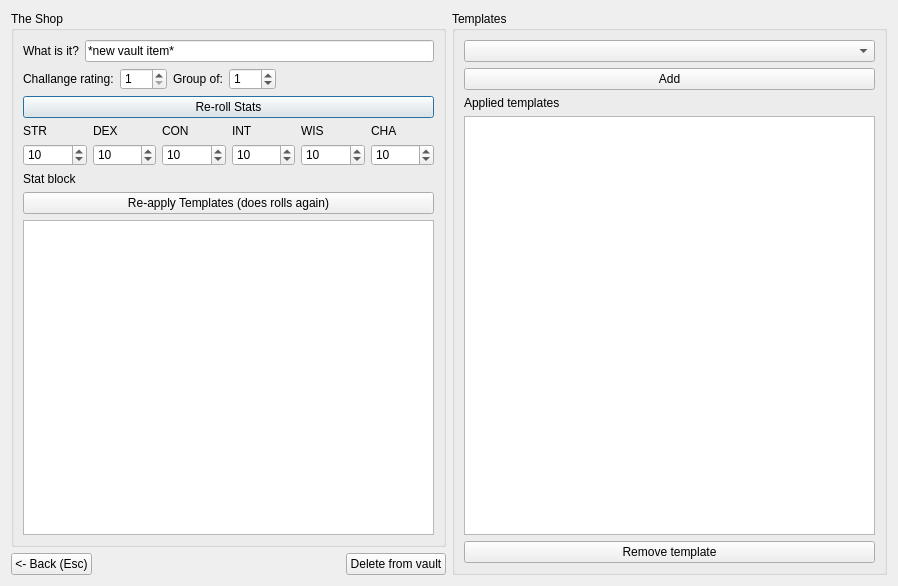
Above: ui_files/TheShop_Dialog.ui from nogasgofast/Adventure_Wrench before the change. Below: the same form after it.
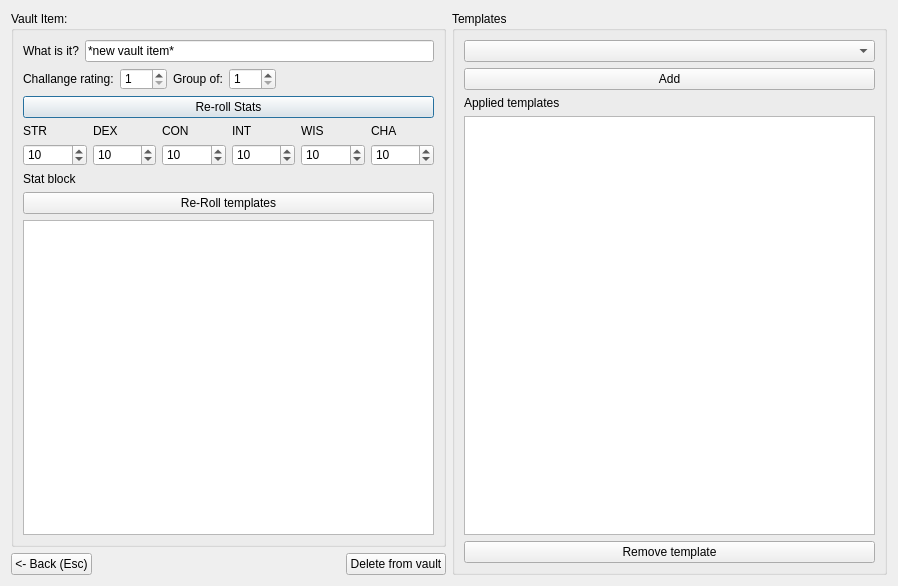
That is the form after the change.

Patch:
```diff
--- a/ui_files/TheShop_Dialog.ui
+++ b/ui_files/TheShop_Dialog.ui
@@ -25,7 +25,7 @@
      <item>
       <widget class="QGroupBox" name="groupBox_shop">
        <property name="title">
-        <string>The Shop</string>
+        <string>Vault Item:</string>
        </property>
        <property name="flat">
         <bool>true</bool>
@@ -88,6 +88,9 @@
             </item>
             <item>
              <widget class="QSpinBox" name="spinBox_group_of">
+              <property name="minimum">
+               <number>1</number>
+              </property>
               <property name="maximum">
                <number>999</number>
               </property>
@@ -267,7 +270,7 @@
             <item>
              <widget class="QPushButton" name="pushButton">
               <property name="text">
-               <string>Re-apply Templates (does rolls again)</string>
+               <string>Re-Roll templates</string>
               </property>
              </widget>
             </item>
```
Left out of the diff: 14 changed lines with no effect on the pictures.
